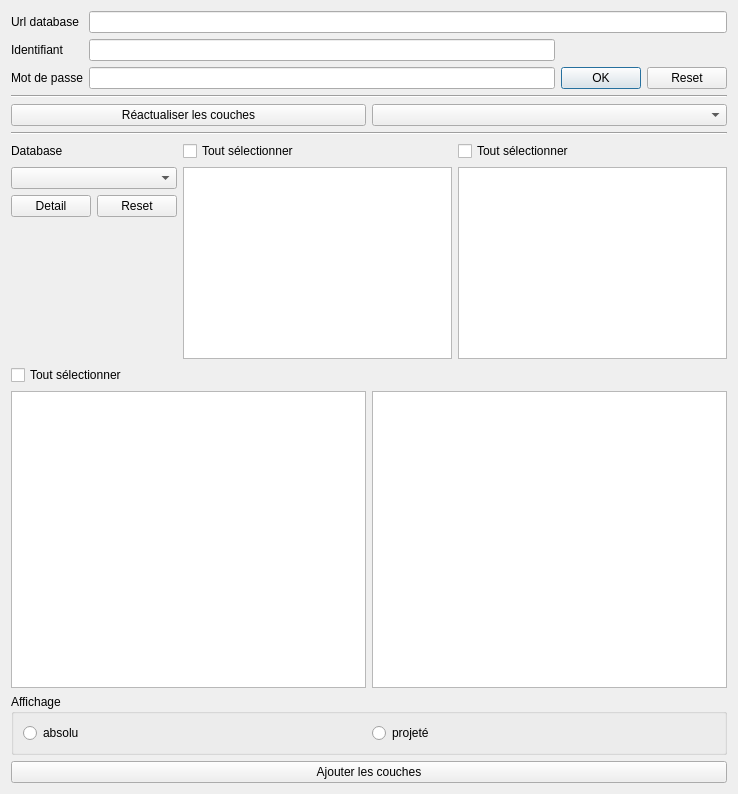
FranceDigues/SIRS-Digues-PluginQGis, file couchdb_importer/couchdb_importer_dialog_base.ui: the form before one commit.
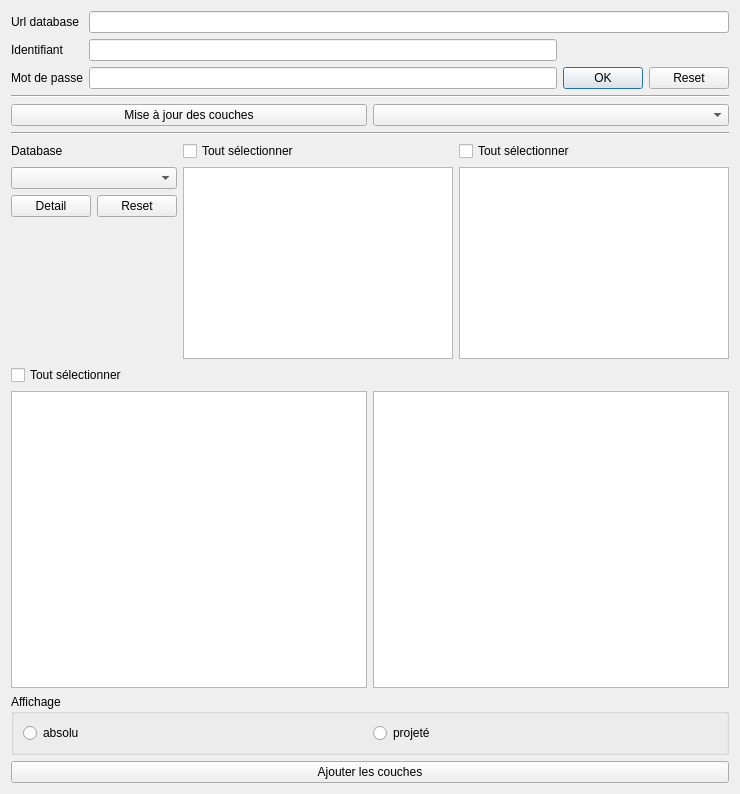
The form after the commit.

```diff
--- a/couchdb_importer/couchdb_importer_dialog_base.ui
+++ b/couchdb_importer/couchdb_importer_dialog_base.ui
@@ -6,7 +6,7 @@
    <rect>
     <x>0</x>
     <y>0</y>
-    <width>738</width>
+    <width>740</width>
     <height>794</height>
    </rect>
   </property>
@@ -74,7 +74,7 @@
      <item>
       <widget class="QPushButton" name="updateLayers">
        <property name="text">
-        <string>Réactualiser les couches</string>
+        <string>Mise à jour des couches</string>
        </property>
       </widget>
      </item>
```
